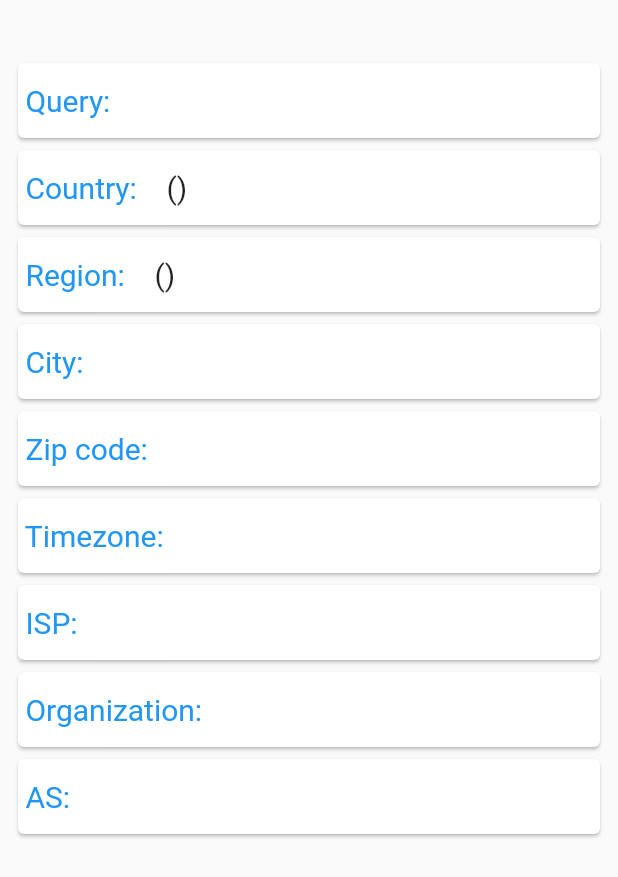
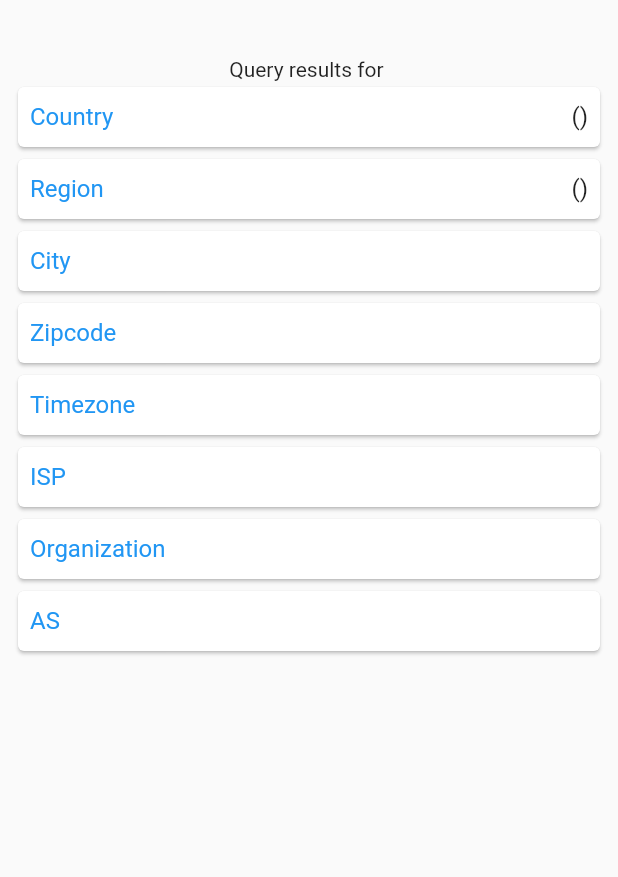
Before and after one commit to benckeleonardo/ip-geo-flutter, a Flutter app: the InfoContainer widget shown alone on an empty page, opened directly with empty values, on a phone screen of 412 x 824 dp. Shown: the top 877 px of the screen. Run offline on Flutter 3.47's test engine with Material 2 defaults, Android fonts, the phone set to English and light mode, and no system bars; our stand-ins replace google_maps_flutter.

```diff
--- a/lib/components/info_container.dart
+++ b/lib/components/info_container.dart
@@ -12,11 +12,11 @@ class InfoContainer extends StatelessWidget {
 
     final styleKey = TextStyle(
       color: Colors.blue,
-      fontSize: 20,
+      fontSize: 16,
     );
 
     final styleValue = TextStyle(
-      fontSize: 20,
+      fontSize: 16,
     );
 
     return Container(
@@ -24,102 +24,125 @@ class InfoContainer extends StatelessWidget {
       padding: EdgeInsets.all(8),
       child: Column(
         children: [
+          Text('Query results for ${_data?.query}'),
+
           Card(
             child: SizedBox(
-              height: 50,
+              height: 40,
+              child: Padding(
+                padding: const EdgeInsets.all(8.0),
                 child: Row(
+                  mainAxisAlignment: MainAxisAlignment.spaceBetween,
                   children: [
-                  Text(' Query:   ', style: styleKey),
-                  Text('${_data?.query}',style: styleValue),
+                    Text('Country', style: styleKey),
+                    Text('${_data?.country} (${_data?.countryCode})',style: styleValue),
                   ],
+                ),
               ),
             ),
           ),
           Card(
             child: SizedBox(
-              height: 50,
+              height: 40,
+              child: Padding(
+                padding: const EdgeInsets.all(8.0),
                 child: Row(
+                  mainAxisAlignment: MainAxisAlignment.spaceBetween,
                   children: [
-                  Text(' Country:   ', style: styleKey),
-                  Text('${_data?.country} (${_data?.countryCode})',style: styleValue),
+                    Text('Region', style: styleKey),
+                    Text('${_data?.regionName} (${_data?.region})', style: styleValue),
                   ],
+                ),
               ),
             ),
           ),
           Card(
             child: SizedBox(
-              height: 50,
+              height: 40,
+              child: Padding(
+                padding: const EdgeInsets.all(8.0),
                 child: Row(
+                  mainAxisAlignment: MainAxisAlignment.spaceBetween,
                   children: [
-                  Text(' Region:   ', style: styleKey),
-                  Text('${_data?.regionName} (${_data?.region})', style: styleValue),
+                    Text('City', style: styleKey),
+                    Text('${_data?.city}', style: styleValue),
                   ],
+                ),
               ),
             ),
           ),
           Card(
             child: SizedBox(
-              height: 50,
+              height: 40,
+              child: Padding(
+                padding: const EdgeInsets.all(8.0),
                 child: Row(
+                  mainAxisAlignment: MainAxisAlignment.spaceBetween,
                   children: [
-                  Text(' City:   ', style: styleKey),
-                  Text('${_data?.city}', style: styleValue),
+                    Text('Zipcode', style: styleKey),
+                    Text('${_data?.zip}', style: styleValue),
                   ],
+                ),
               ),
             ),
           ),
           Card(
             child: SizedBox(
-              height: 50,
+              height: 40,
+              child: Padding(
+                padding: const EdgeInsets.all(8.0),
                 child: Row(
+                  mainAxisAlignment: MainAxisAlignment.spaceBetween,
                   children: [
-                  Text(' Zip code:   ', style: styleKey),
-                  Text('${_data?.zip}', style: styleValue),
+                    Text('Timezone', style: styleKey),
+                    Text('${_data?.timezone}', style: styleValue),
                   ],
+                ),
               ),
             ),
           ),
           Card(
             child: SizedBox(
-              height: 50,
+              height: 40,
+              child: Padding(
+                padding: const EdgeInsets.all(8.0),
                 child: Row(
+                  mainAxisAlignment: MainAxisAlignment.spaceBetween,
                   children: [
-                  Text(' Timezone:   ', style: styleKey),
-                  Text('${_data?.timezone}', style: styleValue),
+                    Text('ISP', style: styleKey),
+                    Text('${_data?.isp}', style: styleValue),
                   ],
+                ),
               ),
             ),
           ),
           Card(
             child: SizedBox(
-              height: 50,
+              height: 40,
+              child: Padding(
+                padding: const EdgeInsets.all(8.0),
                 child: Row(
+                  mainAxisAlignment: MainAxisAlignment.spaceBetween,
                   children: [
-                  Text(' ISP:   ', style: styleKey),
-                  Text('${_data?.isp}', style: styleValue),
+                    Text('Organization', style: styleKey),
+                    Flexible(child: Text('${_data?.org}', style: styleValue)),
                   ],
+                ),
               ),
             ),
           ),
           Card(
             child: SizedBox(
-              height: 50,
+              height: 40,
+              child: Padding(
+                padding: const EdgeInsets.all(8.0),
                 child: Row(
+                  mainAxisAlignment: MainAxisAlignment.spaceBetween,
                   children: [
-                  Text(' Organization:   ', style: styleKey),
-                  Flexible(child: Text('${_data?.org}', style: styleValue)),
+                    Text('AS', style: styleKey),
+                    Flexible(child: Text('${_data?.as}', style: styleValue)),
                   ],
                 ),
-            ),
-          ),
-          Card(
-            child: SizedBox(
-              height: 50,
-              child: Row(
-                children: [
-                  Text(' AS:   ', style: styleKey),
-                  Flexible(child: Text('${_data?.as}', style: styleValue)),
-                ],
               ),
             ),
           ),
--- a/lib/main.dart
+++ b/lib/main.dart
@@ -1,5 +1,6 @@
 import 'package:flutter/material.dart';
-import 'package:ip_geo_flutter/screens/principal_page.dart';
+import 'package:ip_geo_flutter/components/app_nav_bar.dart';
+import 'package:ip_geo_flutter/screens/query_page.dart';
 
 void main() => runApp(App());
 
@@ -7,7 +8,7 @@ class App extends StatelessWidget {
   @override
   Widget build(BuildContext context) {
     return MaterialApp(
-      home: PrincipalPage(),
+      home: AppNavBar(),
     );
   }
 }
```
Also changed, not shown: lib/components/app_nav_bar.dart (added, +61 -0 lines), lib/controllers/ip_geolocation_controller.dart (deleted, +0 -14 lines), lib/screens/principal_page.dart (deleted, +0 -100 lines), lib/screens/query_page.dart (added, +107 -0 lines). Lines whose indentation alone changed are shown as unchanged.
